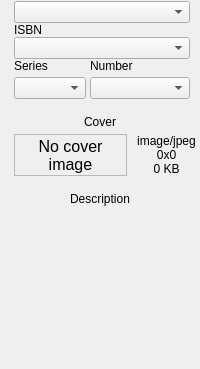
First picture: the form in src/designer/bookinfopanel.ui, repository dnkorpushov/libro2, before the edit; both pictures show x 0 to 200 and y 401 to 770 of the 200 by 770 pixel window.
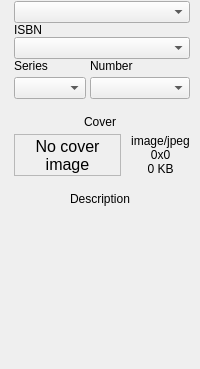
Second picture: the form after the edit. Icons and pictures are not drawn. Custom widgets are drawn as their Qt base class.

Diff of the .ui file:
```diff
--- a/src/designer/bookinfopanel.ui
+++ b/src/designer/bookinfopanel.ui
@@ -28,6 +28,10 @@
   <property name="windowTitle">
    <string>Form</string>
   </property>
+  <property name="styleSheet">
+   <string notr="true">QWidget { background-color #f7f7f7
+ }r</string>
+  </property>
   <layout class="QVBoxLayout" name="verticalLayout_3">
    <property name="leftMargin">
     <number>0</number>
@@ -420,7 +424,7 @@
              <number>0</number>
             </property>
             <property name="rightMargin">
-             <number>0</number>
+             <number>6</number>
             </property>
             <property name="bottomMargin">
              <number>10</number>
```
Left out of the diff: 2 changed lines with no effect on the pictures.
